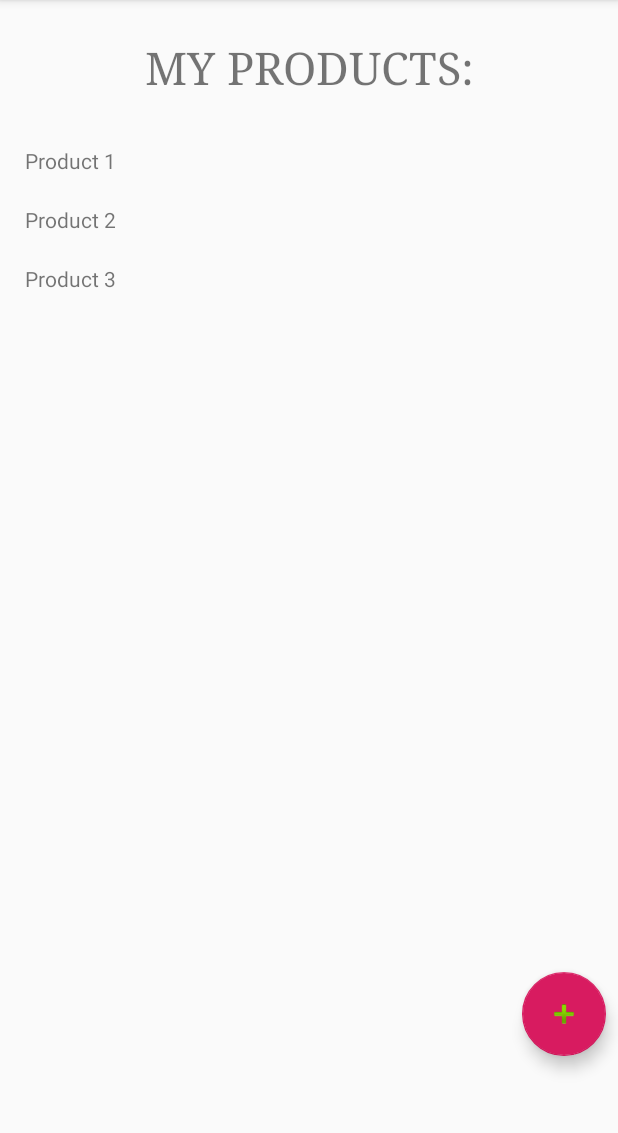
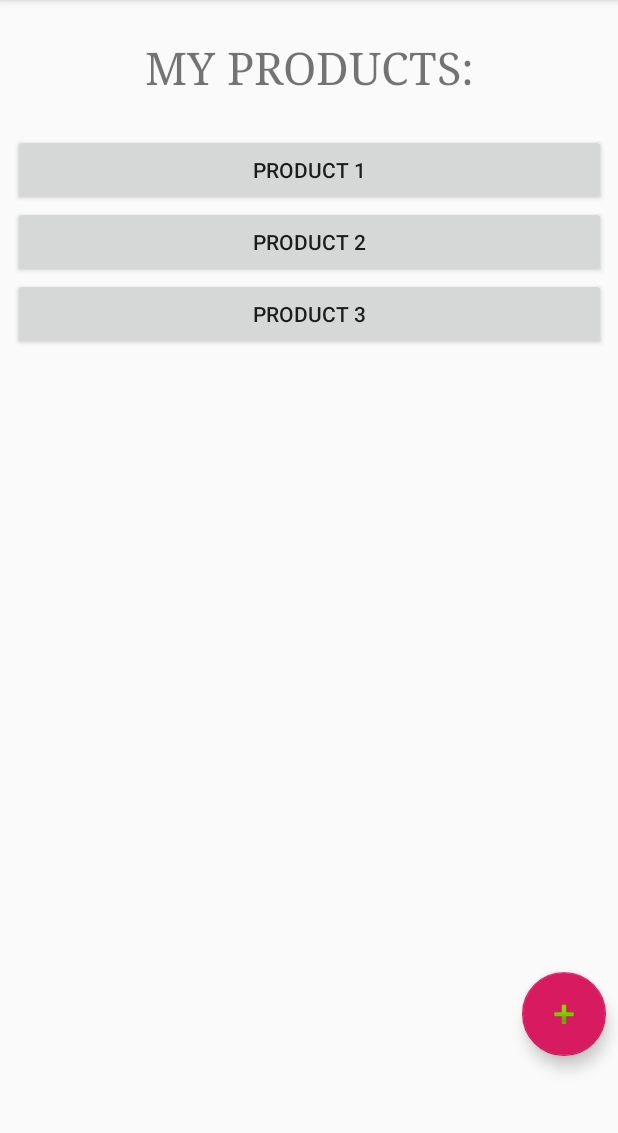
Before and after one commit to teodor20/FridgeAdvisor, an Android app: the ProductsList screen opened directly, with no data from a screen before it, on a phone screen of 412 x 824 dp, the part 84-1217 px from its top. Run offline under Robolectric (Android 15) with nearby library versions, the phone set to English and light mode, and no system bars.

Commit message:
Changed design slightly for products Activity

```diff
--- a/app/src/main/res/layout/activity_products_list.xml
+++ b/app/src/main/res/layout/activity_products_list.xml
@@ -35,7 +35,35 @@
         android:layout_marginRight="8dp"
         app:layout_constraintEnd_toEndOf="parent"
         app:layout_constraintStart_toStartOf="parent"
-        app:layout_constraintTop_toBottomOf="@+id/textView2"/>
+        app:layout_constraintTop_toBottomOf="@+id/textView2">
+
+        <LinearLayout
+            android:layout_width="match_parent"
+            android:layout_height="wrap_content"
+            android:orientation="vertical">
+
+            <Button
+                android:id="@+id/button6"
+                android:layout_width="match_parent"
+                android:layout_height="wrap_content"
+                android:layout_weight="1"
+                android:text="@string/product_1" />
+
+            <Button
+                android:id="@+id/button5"
+                android:layout_width="match_parent"
+                android:layout_height="wrap_content"
+                android:layout_weight="1"
+                android:text="@string/product_2" />
+
+            <Button
+                android:id="@+id/button7"
+                android:layout_width="match_parent"
+                android:layout_height="wrap_content"
+                android:layout_weight="1"
+                android:text="@string/product_3" />
+        </LinearLayout>
+    </ScrollView>
 
     <com.google.android.material.floatingactionbutton.FloatingActionButton
         android:id="@+id/floatingActionButton"
@@ -50,46 +78,4 @@
         app:srcCompat="@android:drawable/ic_input_add"
         android:focusable="true" />
 
-    <TextView
-        android:id="@+id/textView3"
-        android:layout_width="379dp"
-        android:layout_height="31dp"
-        android:layout_marginStart="8dp"
-        android:layout_marginLeft="8dp"
-        android:layout_marginTop="8dp"
-        android:layout_marginEnd="8dp"
-        android:layout_marginRight="8dp"
-        android:text="Product 1"
-        app:layout_constraintEnd_toEndOf="parent"
-        app:layout_constraintStart_toStartOf="parent"
-        app:layout_constraintTop_toTopOf="@+id/scrollView2" />
-
-    <TextView
-        android:id="@+id/textView4"
-        android:layout_width="379dp"
-        android:layout_height="31dp"
-        android:layout_marginStart="8dp"
-        android:layout_marginLeft="8dp"
-        android:layout_marginTop="8dp"
-        android:layout_marginEnd="8dp"
-        android:layout_marginRight="8dp"
-        android:text="Product 2"
-        app:layout_constraintEnd_toEndOf="parent"
-        app:layout_constraintStart_toStartOf="parent"
-        app:layout_constraintTop_toBottomOf="@+id/textView3" />
-
-    <TextView
-        android:id="@+id/textView5"
-        android:layout_width="379dp"
-        android:layout_height="31dp"
-        android:layout_marginStart="8dp"
-        android:layout_marginLeft="8dp"
-        android:layout_marginTop="8dp"
-        android:layout_marginEnd="8dp"
-        android:layout_marginRight="8dp"
-        android:text="Product 3"
-        app:layout_constraintEnd_toEndOf="parent"
-        app:layout_constraintStart_toStartOf="parent"
-        app:layout_constraintTop_toBottomOf="@+id/textView4" />
-
 </androidx.constraintlayout.widget.ConstraintLayout>
--- a/app/src/main/res/values/strings.xml
+++ b/app/src/main/res/values/strings.xml
@@ -26,10 +26,13 @@
     <string name="menu_send">Send</string>
 
     <string name="products_list_title">My Products:</string>
+    <string name="product_1">Product 1</string>
+    <string name="product_2">Product 2</string>
+    <string name="product_3">Product 3</string>
     <string-array name="recipe_category_dropdown">
         <item>All</item>
         <item>Breakfast</item>
         <item>Lunch</item>
-        <item>Coctail</item>
+        <item>Cocktail</item>
     </string-array>
 </resources>
```
